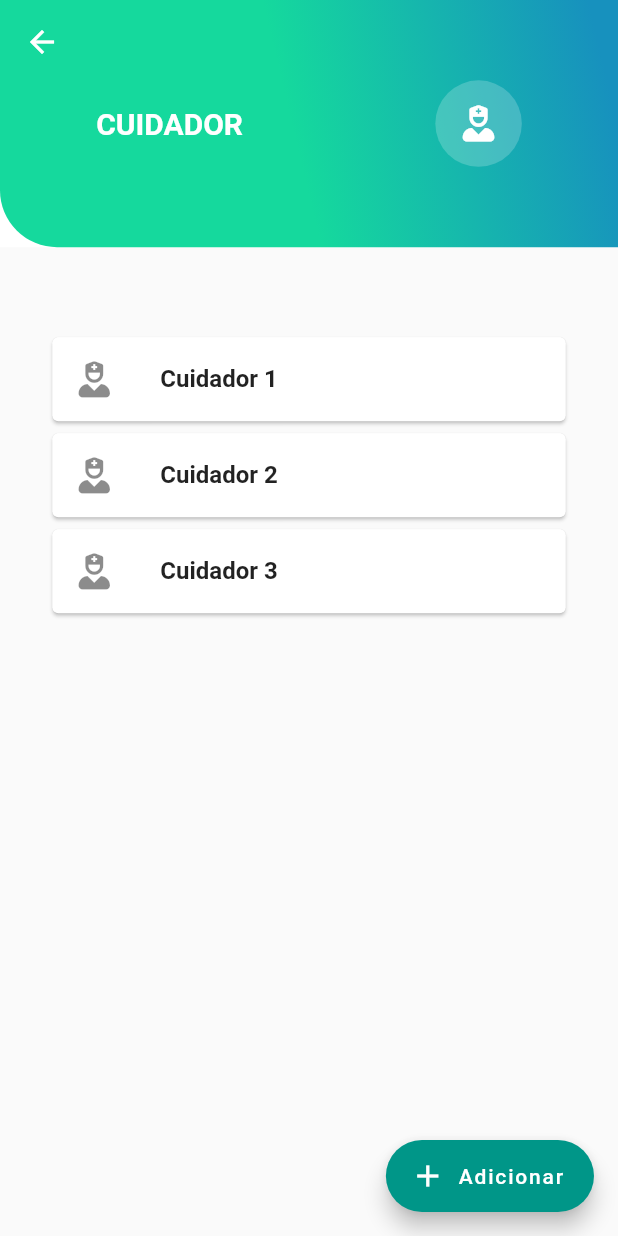
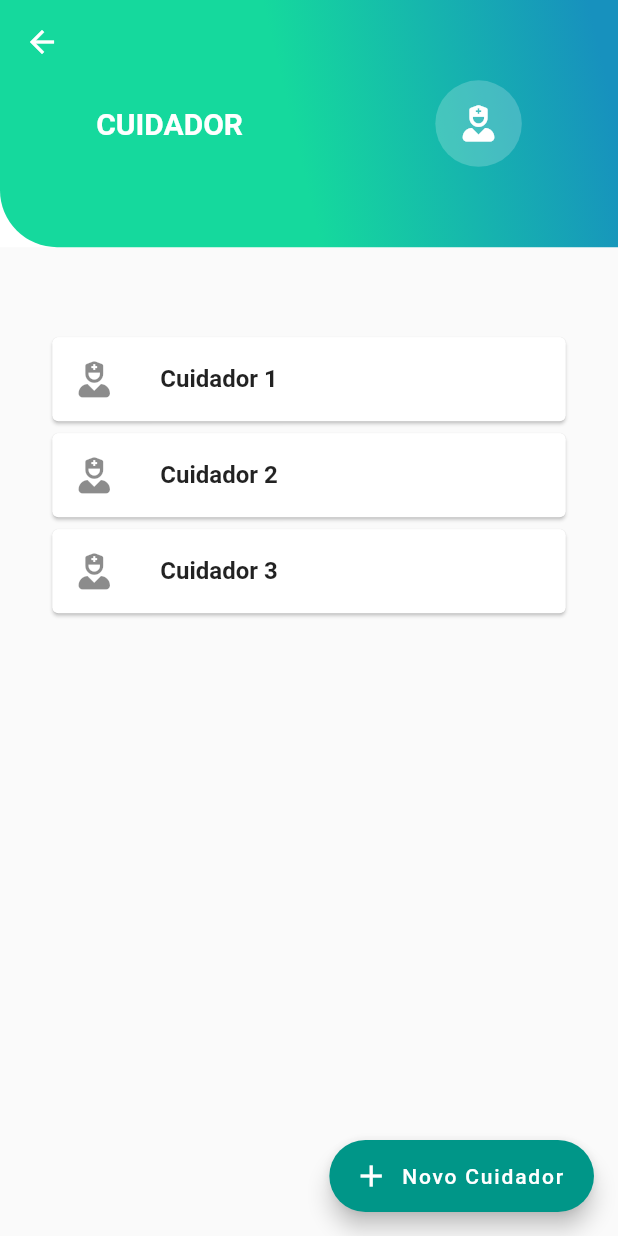
Before and after one commit to lpcatalao/memento_app, a Flutter app: the CaretakerScreen screen opened directly, on a phone screen of 412 x 824 dp. Run offline on Flutter 3.47's test engine with Material 2 defaults, Android fonts, the light colour scheme and no system bars; our stand-ins replace auto_size_text, flutter_screenutil, font_awesome_flutter, shared_preferences; accounts and stored records are empty; Roboto replaces fonts that are missing (Poppins).

Commit message:
adjust caretaker buttons and routing

```diff
--- a/lib/screen/profile/add_user/add_user_profile_fab.dart
+++ b/lib/screen/profile/add_user/add_user_profile_fab.dart
@@ -1,5 +1,4 @@
 import 'package:flutter/material.dart';
-import 'package:memento_app/screen/profile/add_user/add_user_profile.dart';
 
 class AddUserProfileFab extends StatelessWidget {
   @override
--- a/lib/screen/profile/caretaker/caretaker_add.dart
+++ b/lib/screen/profile/caretaker/caretaker_add.dart
@@ -22,7 +22,9 @@
         ],
       ),
       floatingActionButton: FloatingActionButton.extended(
-        onPressed: () {},
+        onPressed: () {
+          Navigator.pop(context);
+        },
         label: Text("Adicionar"),
         icon: Icon(Icons.add),
         backgroundColor: Colors.teal,
--- a/lib/screen/profile/caretaker/caretaker_add_form.dart
+++ b/lib/screen/profile/caretaker/caretaker_add_form.dart
@@ -13,6 +13,7 @@
   Widget build(BuildContext context) {
     final maxHeight = height * .6;
     return Expanded(
+      child: SingleChildScrollView(
         child: Container(
           child: Padding(
             padding: const EdgeInsets.only(top: 15.0),
@@ -62,6 +63,7 @@
             ),
           ),
         ),
+      ),
     );
   }
 
--- a/lib/screen/profile/caretaker/caretaker_screen.dart
+++ b/lib/screen/profile/caretaker/caretaker_screen.dart
@@ -28,7 +28,7 @@
               MaterialPageRoute(
                   builder: (BuildContext context) => AddCaretaker()));
         },
-        label: Text("Adicionar"),
+        label: Text("Novo Cuidador"),
         icon: Icon(Icons.add),
         backgroundColor: Colors.teal,
       ),
```
Lines whose indentation alone changed are shown as unchanged.
